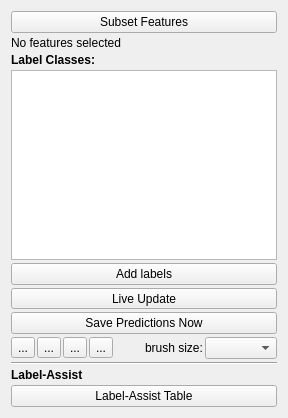
ilastik/ilastik, file ilastik/applets/objectClassification/labelingDrawer.ui: the form before one commit.
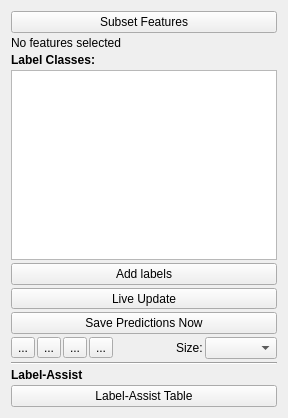
The form after the commit. Custom widgets are drawn as their Qt base class.

Commit message: Use brushSizeCaption from .ui files

```diff
--- a/ilastik/applets/objectClassification/labelingDrawer.ui
+++ b/ilastik/applets/objectClassification/labelingDrawer.ui
@@ -176,7 +176,7 @@
        <item>
         <widget class="QLabel" name="brushSizeCaption">
          <property name="text">
-          <string>brush size:</string>
+          <string>Size:</string>
          </property>
         </widget>
        </item>
```
The commit also changes 8 other files.
